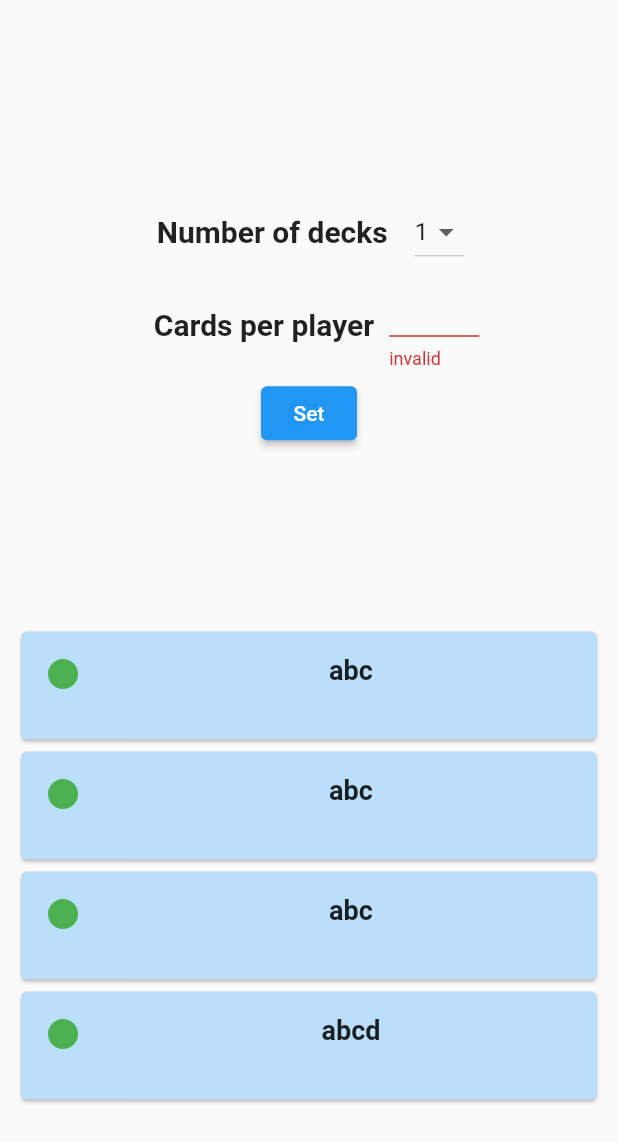
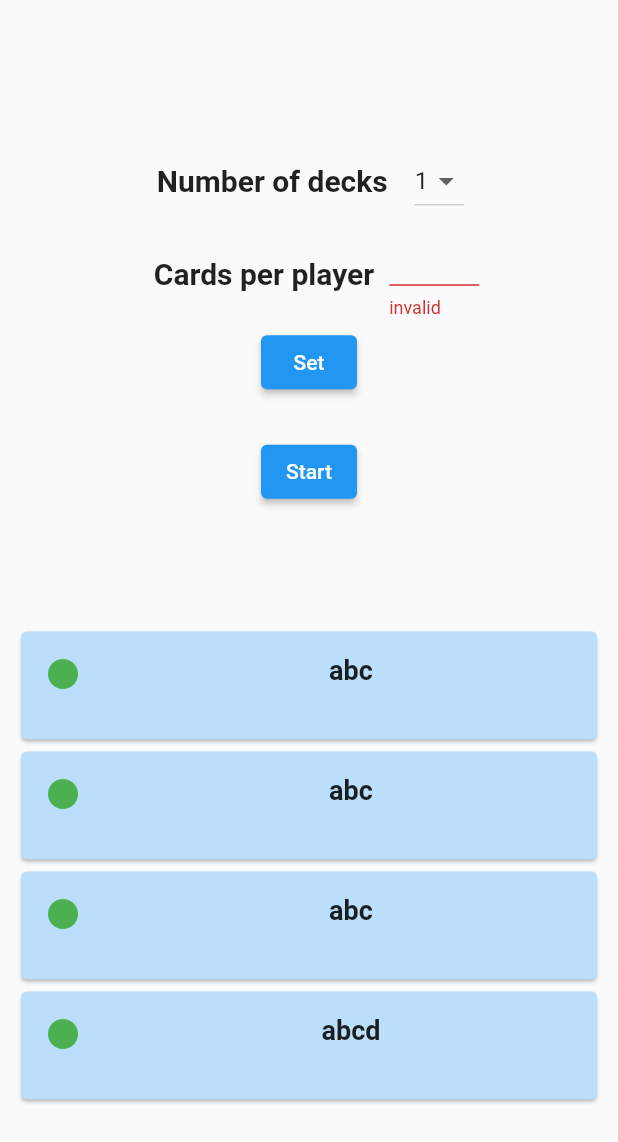
Before and after one commit to racnan/flutter-bluff, a Flutter app: the RoomScreen screen opened directly, after a tap on "Set", on a phone screen of 412 x 824 dp. Shown: the top 1142 px of the screen. Run offline on Flutter 3.47's test engine with Material 2 defaults, Android fonts, the phone set to English and light mode, and no system bars; our stand-ins replace socket_io_client; network calls fail.

Commit message:
Room Screen controller completed

```diff
--- a/lib/screens/roomScreen.dart
+++ b/lib/screens/roomScreen.dart
@@ -4,6 +4,7 @@ import 'package:socket_io_client/socket_io_client.dart' as IO;
 
 import '../widgets/listOnlineScroll.dart';
 import '../widgets/cardOnline.dart';
+import './mainGameScreen.dart';
 
 class RoomScreen extends StatefulWidget {
   final String username;
@@ -41,6 +42,7 @@ class _RoomScreenState extends State<RoomScreen> {
   // after the screen if initialized in "build" method
   bool initialized = false;
 
+  //TODO: make this empty
   // name of the players
   List listOfPlayers = ["abc", "abc", "abc", "abcd"];
 
@@ -113,6 +115,11 @@ class _RoomScreenState extends State<RoomScreen> {
           numberOfPlayers = listOfPlayers.length;
         }
       });
+    });
+
+    socket.on('start-resp', (_) {
+      Navigator.pushReplacement(
+          context, MaterialPageRoute(builder: (context) => GameScreen()));
     });
 
     var screenWidth = MediaQuery.of(context).size.width.roundToDouble();
@@ -290,7 +297,7 @@ class _RoomScreenState extends State<RoomScreen> {
                           } catch (_) {
                             return "invalid";
                           }
-                          print(tmp);
+
                           if (tmp < 1 ||
                               tmp >
                                   ((numberOfDecks * 52) / numberOfPlayers)
@@ -307,11 +314,22 @@ class _RoomScreenState extends State<RoomScreen> {
               child: ElevatedButton(
                   child: Text("Set"),
                   onPressed: () {
-                    print(";");
                     if (_formKey.currentState.validate()) {
                       cardsPerPlayers = int.parse(textController.text);
                       socket.emit(
                           'update-decks', [numberOfDecks, cardsPerPlayers]);
+                    }
+                  }),
+            ),
+            Container(
+              // padding: EdgeInsets.all(10),
+              margin: EdgeInsets.only(top: 20),
+              child: ElevatedButton(
+                  child: Text("Start"),
+                  onPressed: () {
+                    if (_formKey.currentState.validate()) {
+                      cardsPerPlayers = int.parse(textController.text);
+                      socket.emit('start', [numberOfDecks, cardsPerPlayers]);
                     }
                   }),
             )
```
Also changed, not shown: lib/screens/mainGameScreen.dart (added, +13 -0 lines).
